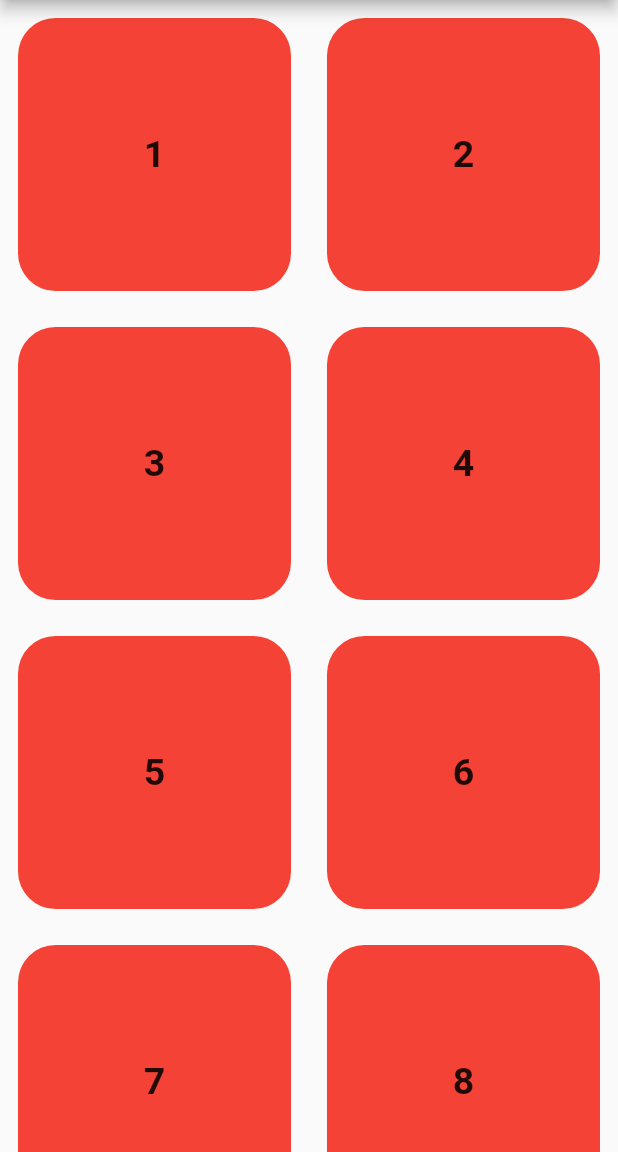
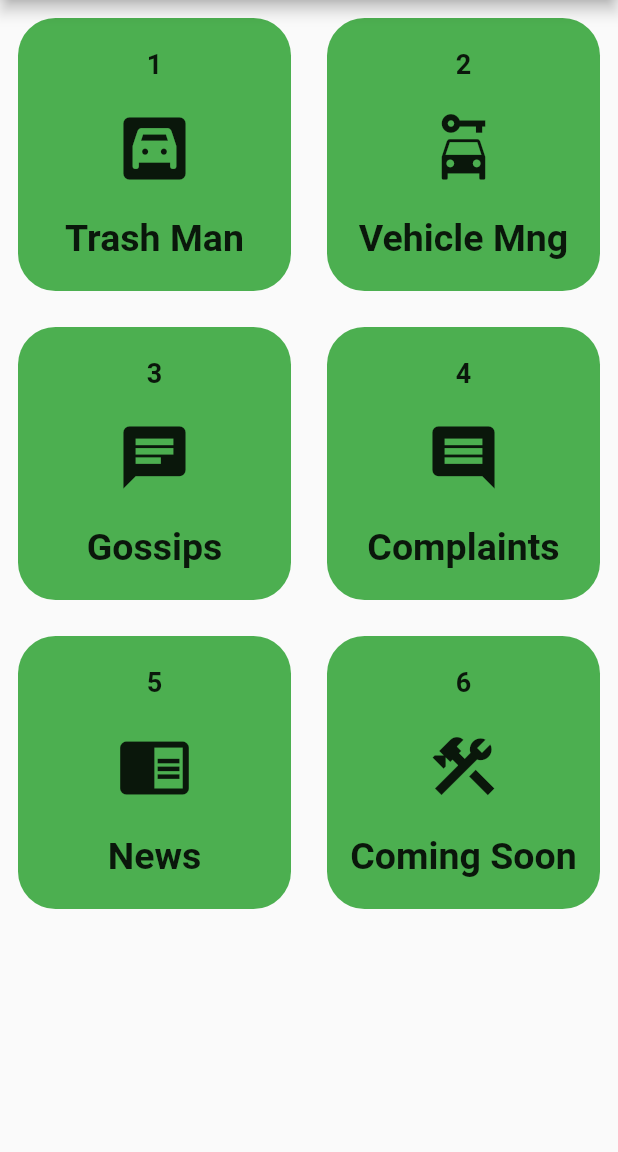
Before and after one commit to VE5PER/civitas, a Flutter app: the screen it shows after launch, on a phone screen of 412 x 824 dp, the part 84-1236 px from its top. Run offline on Flutter 3.47's test engine with Material 2 defaults, Android fonts, the phone set to English and light mode, and no system bars.

Commit message:
Services updated to icons, names and numbers

```diff
--- /dev/null
+++ b/lib/homepage.dart
@@ -0,0 +1,39 @@
+
+import 'package:civitas/services.dart';
+import 'package:civitas/sideDrawer.dart';
+import 'package:flutter/cupertino.dart';
+import 'package:flutter/material.dart';
+
+List<String>servicesList=['Trash Man', 'Vehicle Mng', 'Gossips', 'Complaints', 'News', 'Coming Soon'];
+List<IconData>iconList=[Icons.garage,Icons.car_rental,Icons.chat,Icons.comment, Icons.chrome_reader_mode, Icons.construction];
+
+class MyHomePage extends StatefulWidget {
+  const MyHomePage({Key? key}) : super(key: key);
+
+  @override
+  _MyHomePageState createState() => _MyHomePageState();
+}
+
+class _MyHomePageState extends State<MyHomePage> {
+  @override
+  Widget build(BuildContext context) {
+    return Scaffold(
+      appBar: AppBar(
+        title: Text("CIVITAS"),
+        centerTitle: true,
+        actions: [
+          IconButton(onPressed: () {}, icon: Icon(Icons.account_circle))
+        ],
+      ),
+      body: SafeArea(
+        child: GridView.count(
+          crossAxisCount: 2,
+          children: [
+            for (int i = 0; i < 6; i++) service(number: i, serviceName: servicesList[i], iconData: iconList[i],),
+          ],
+        ),
+      ),
+      drawer: const drawerItems(),
+    );
+  }
+}
--- a/lib/main.dart
+++ b/lib/main.dart
@@ -1,6 +1,8 @@
 import 'package:civitas/services.dart';
 import 'package:civitas/sidedrawer.dart';
 import 'package:flutter/material.dart';
+
+import 'homepage.dart';
 
 void main() {
   runApp(
@@ -24,34 +26,3 @@ class MyApp extends StatelessWidget {
     );
   }
 }
-
-class MyHomePage extends StatefulWidget {
-  const MyHomePage({Key? key}) : super(key: key);
-
-  @override
-  _MyHomePageState createState() => _MyHomePageState();
-}
-
-class _MyHomePageState extends State<MyHomePage> {
-  @override
-  Widget build(BuildContext context) {
-    return Scaffold(
-      appBar: AppBar(
-        title: Text("CIVITAS"),
-        centerTitle: true,
-        actions: [
-          IconButton(onPressed: () {}, icon: Icon(Icons.account_circle))
-        ],
-      ),
-      body: SafeArea(
-        child: GridView.count(
-          crossAxisCount: 2,
-          children: [
-            for (int i = 1; i <= 10; i++) service(number: i),
-          ],
-        ),
-      ),
-      drawer: const drawerItems(),
-    );
-  }
-}
--- a/lib/services.dart
+++ b/lib/services.dart
@@ -3,31 +3,37 @@ import 'package:flutter/material.dart';
 
 class service extends StatefulWidget {
   final int number;
-  const service({Key? key, required this.number}) : super(key: key);
+  final String serviceName;
+  final IconData iconData;
+  const service({Key? key, required this.number,required this.serviceName, required this.iconData}) : super(key: key);
 
   @override
-  _serviceState createState() => _serviceState(number: this.number);
+  _serviceState createState() => _serviceState(number: this.number,serviceName: this.serviceName, iconData: this.iconData);
 }
 
 class _serviceState extends State<service> {
   int number;
-  _serviceState({required this.number});
+  String serviceName;
+  IconData iconData;
+  _serviceState({required this.number,required this.serviceName, required this.iconData});
   @override
   Widget build(BuildContext context) {
     return Container(
       width: 35,
       margin: EdgeInsets.all(12),
       child: Column(
-        mainAxisAlignment: MainAxisAlignment.center,
-        children: [
-          Text(
-            "$number",
-            style: TextStyle(fontSize: 25, fontWeight: FontWeight.bold),
-          )
+        mainAxisAlignment: MainAxisAlignment.spaceEvenly,
+        children: [Text(
+          "${number+1}",
+          style: TextStyle(fontSize: 18, fontWeight: FontWeight.bold),
+        ),
+          Icon(iconData, size: 50,),
+          Text(serviceName, style: TextStyle(fontSize: 25, fontWeight: FontWeight.bold),)
+
         ],
       ),
       decoration: BoxDecoration(
-          borderRadius: BorderRadius.circular(25), color: Colors.red),
+          borderRadius: BorderRadius.circular(25), color: Colors.green),
     );
   }
 }
--- a/lib/sidedrawer.dart
+++ b/lib/sidedrawer.dart
@@ -11,7 +11,6 @@ class _drawerItemsState extends State<drawerItems> {
   @override
   Widget build(BuildContext context) {
     return Container(
-
         child: Row(
           children: [
             Text("Side Bar Stuffs"),
```
